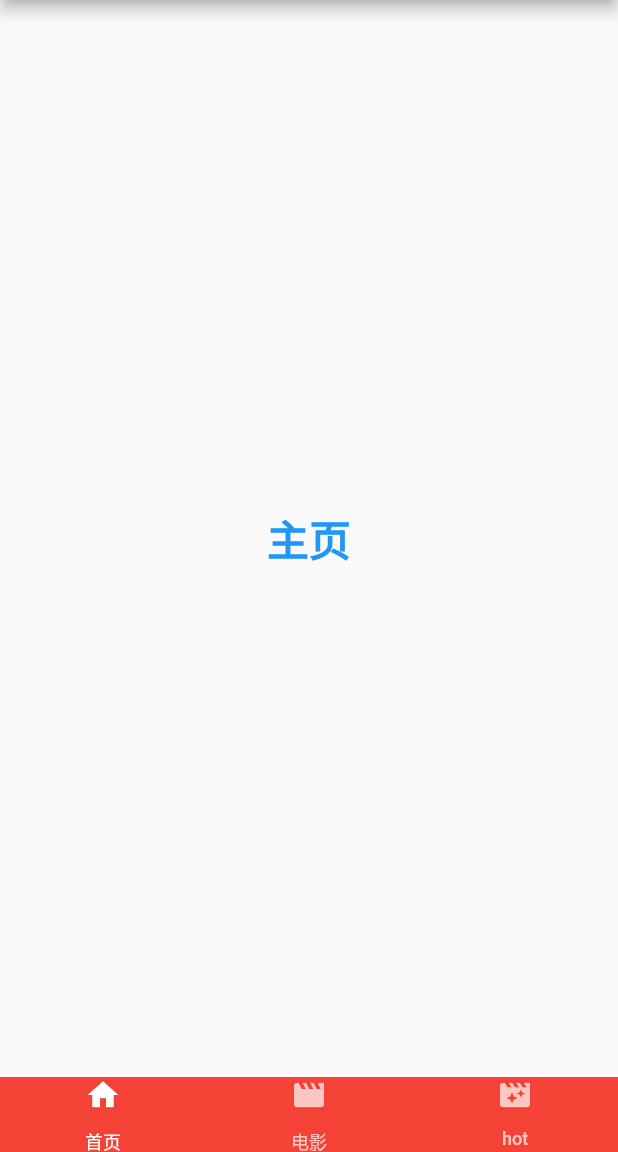
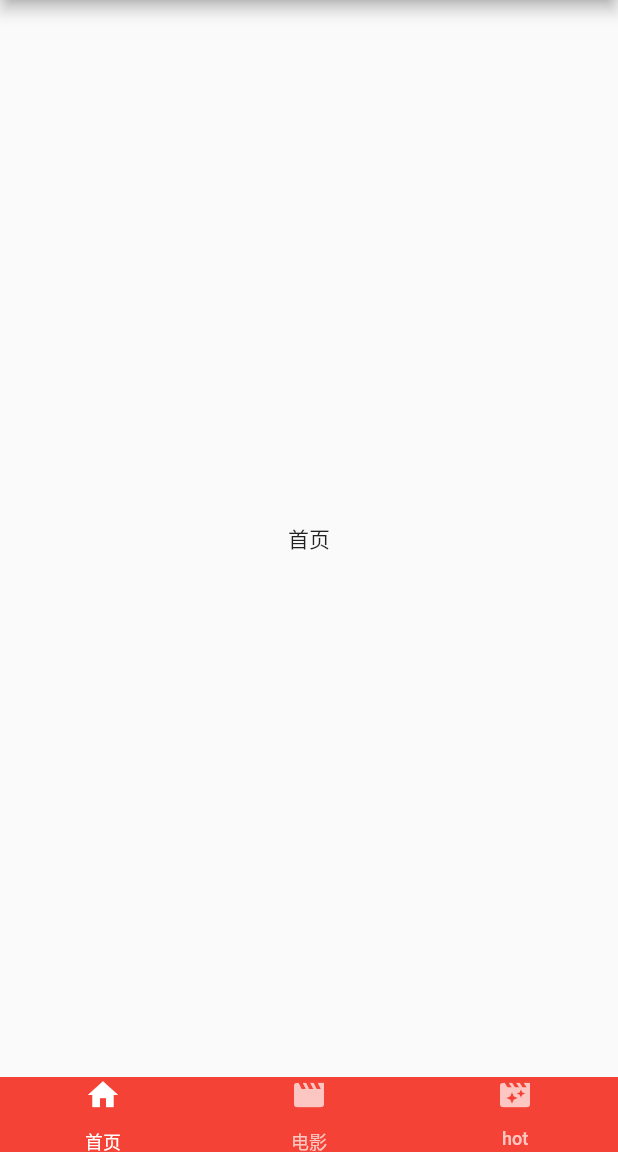
Before and after one commit to wd-wd/flutter-simple-pj, a Flutter app: the screen it shows after launch, on a phone screen of 412 x 824 dp, the part 84-1236 px from its top. Run offline on Flutter 3.47's test engine with Material 2 defaults, Android fonts, the phone set to English and light mode, and no system bars.

Commit message:
创建有状态的界面

```diff
--- /dev/null
+++ b/lib/home/home.dart
@@ -0,0 +1,15 @@
+import 'package:flutter/material.dart';
+//因为home是要结合接口数据实现的 所以使用有状态的组件
+class HomePage extends StatefulWidget {
+  @override
+  _HomePageState createState() => _HomePageState();
+}
+//一半写法是下划线加要管理的类名加state
+class _HomePageState extends State<HomePage> {
+  @override
+  Widget build(BuildContext context) {
+    return Container(
+      child: Text('首页'),
+    );
+  }
+}
--- a/lib/main.dart
+++ b/lib/main.dart
@@ -1,4 +1,7 @@
 import 'package:flutter/material.dart';
+import 'package:flutter_simple_pj_init/home/home.dart';
+import 'package:flutter_simple_pj_init/hot/hot.dart';
+import 'package:flutter_simple_pj_init/movie/movie.dart';
 
 void main() => runApp(MyApp());
 
@@ -46,13 +49,17 @@ class CommonTitle extends StatelessWidget {
 class MyContent extends StatelessWidget {
   @override
   Widget build(BuildContext context) {
-    return Center(
-      child: Text(
-        '主页',
-        style: TextStyle(
-            color: Colors.blue, fontSize: 28.0, fontWeight: FontWeight.w700),
+    return TabBarView(children:<Widget>[
+      Center(
+        child: HomePage(),
       ),
-    );
+      Center(
+        child: MoviePage(),
+      ),
+      Center(
+        child: HotPage(),
+      ),
+    ]);
   }
 }
 
```
Also changed, not shown: lib/hot/hot.dart (added, +14 -0 lines), lib/movie/movie.dart (added, +14 -0 lines).
